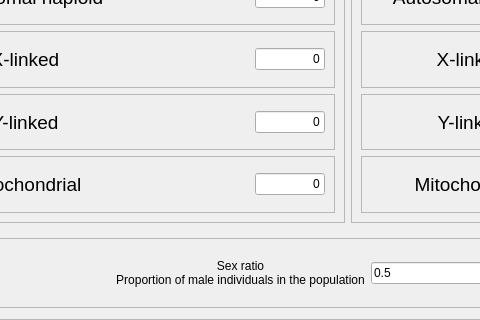
This is python_interface/uis/setLocusNumber.ui in cbgp/diyabc as Qt 5 draws it before an edit; both pictures show x 116 to 596 and y 316 to 636 of the 928 by 636 pixel window. The edited form follows.
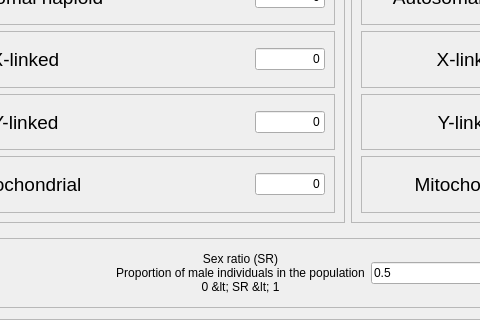
This is the edited form.

The edit to the form file:
```diff
--- a/python_interface/uis/setLocusNumber.ui
+++ b/python_interface/uis/setLocusNumber.ui
@@ -1019,8 +1019,9 @@
       <item>
        <widget class="QLabel" name="sexRatioLabel">
         <property name="text">
-         <string>Sex ratio
-Proportion of male individuals in the population</string>
+         <string>Sex ratio (SR)
+Proportion of male individuals in the population
+0 &lt; SR &lt; 1</string>
         </property>
         <property name="alignment">
          <set>Qt::AlignCenter</set>
```
